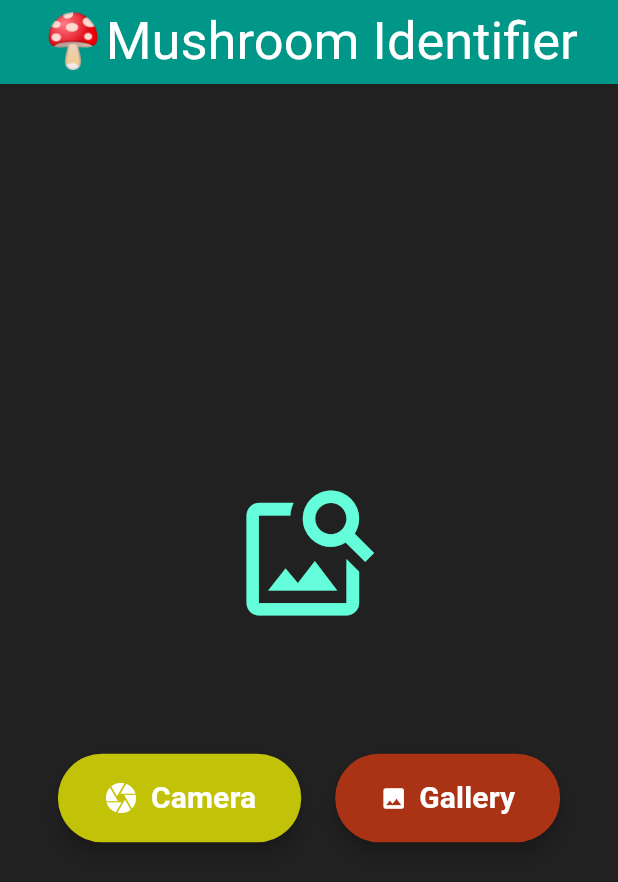
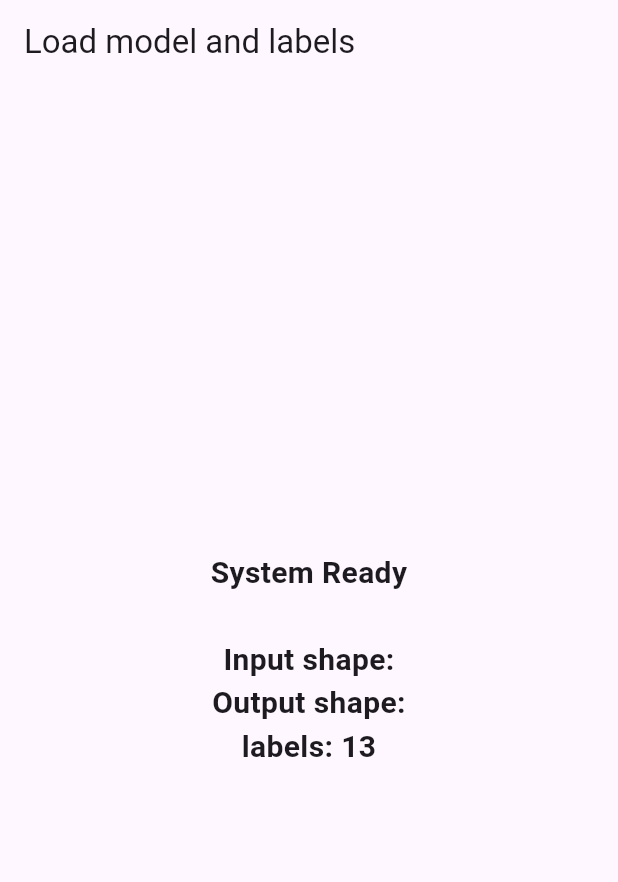
Before and after one commit to uvindu827/mycoai-app, a Flutter app: the screen it shows after launch, on a phone screen of 412 x 824 dp. Shown: the top 882 px of the screen. Run offline on Flutter 3.47's test engine with Material 3 defaults, Android fonts, the light colour scheme and no system bars; missing offline and left inert: tflite_flutter.

Commit message:
Refactor Mushroom app to initialize model and labels; update dependencies in pubspec.lock

```diff
--- a/lib/main.dart
+++ b/lib/main.dart
@@ -1,153 +1,92 @@
 import 'dart:io';
 import 'package:flutter/material.dart';
 import 'package:flutter/services.dart' show rootBundle;
-import 'package:image_picker/image_picker.dart';
 import 'package:tflite_flutter/tflite_flutter.dart';
-import 'package:image/image.dart' as img;
 
-void main() {
-  runApp(const MushroomApp());
+
+void main(){
+  runApp (const MushroomApp());
 }
 
 class MushroomApp extends StatelessWidget {
-  const MushroomApp({super.key});
+  const MushroomApp({ super.key });
 
   @override
-  Widget build(BuildContext context) {
+  Widget build(BuildContext context){
     return MaterialApp(
-      home: const MushroomClassifier(),
-      theme: ThemeData(primarySwatch: Colors.green),
-      debugShowCheckedModeBanner: false,
+      home: const MushroomInitializer(),
+      theme: ThemeData(primaryColor: Colors.green),
     );
   }
 }
 
-class MushroomClassifier extends StatefulWidget {
-  const MushroomClassifier({super.key});
+class MushroomInitializer extends StatefulWidget {
+  const MushroomInitializer({ Key? key }) : super(key: key);
 
   @override
-  State<MushroomClassifier> createState() => _MushroomClassifierState();
+  _MushroomInitializerState createState() => _MushroomInitializerState();
 }
 
-class _MushroomClassifierState extends State<MushroomClassifier> {
-  File? _image;
+class _MushroomInitializerState extends State<MushroomInitializer> {
+
+  //defining interpreter variable which holds the model
+  //before loads model is null
+  Interpreter? _interpreter;
+
+  //defining labels
+  //nullable before loads
   List<String>? _labels;
-  Interpreter? _interpreter;
-  String _result = "";
-  bool _isAnalyzing = false;
 
-  // Constants based on your model training
-  static const int inputSize = 224;
+  //defining status to keep track of the process
+  String _status = 'Initializing Model';
 
-  @override
   void initState() {
     super.initState();
+
     _loadModel();
     _loadLabels();
   }
 
+
+  //load model from assets
   Future<void> _loadModel() async {
     try {
-      // Load the model from assets
+
       _interpreter = await Interpreter.fromAsset(
-        'assets/mushroom_model.tflite',
+        'assets/mushroom_model.tflite'
       );
-      print("Model loaded successfully");
+
+      setState(() {
+        _status = 'Model Loaded Successfully';
+      });
+
     } catch (e) {
-      print("Error loading model: $e");
+      setState(() {
+        _status = 'Error loading model: $e';
+      });
     }
   }
 
+  //load labels.txt from assets
   Future<void> _loadLabels() async {
     try {
+
       final labelData = await rootBundle.loadString('assets/labels.txt');
       setState(() {
         _labels = labelData.split('\n').where((s) => s.isNotEmpty).toList();
       });
-    } catch (e) {
-      print("Error loading labels: $e");
-    }
-  }
-
-  Future<void> _pickImage(ImageSource source) async {
-    final picker = ImagePicker();
-    final pickedFile = await picker.pickImage(source: source);
-
-    if (pickedFile != null) {
-      setState(() {
-        _image = File(pickedFile.path);
-        _result = "";
-      });
-      _analyzeImage(File(pickedFile.path));
-    }
-  }
-
-  Future<void> _analyzeImage(File imageFile) async {
-    if (_interpreter == null || _labels == null) {
-      setState(() => _result = "Model not initialized.");
-      return;
-    }
-
-    setState(() => _isAnalyzing = true);
-
-    try {
-      // 1. Read and decode the image
-      final imageData = await imageFile.readAsBytes();
-      final image = img.decodeImage(imageData);
-
-      if (image == null) return;
-
-      // 2. Resize image to 224x224 (model requirement)
-      final resizedImage = img.copyResize(
-        image,
-        width: inputSize,
-        height: inputSize,
-      );
-
-      // 3. Convert image to input tensor format [1, 224, 224, 3]
-      // Note: If your model expects 0-1 range, divide pixel values by 255.0
-      var input = List.generate(
-        1,
-        (i) => List.generate(
-          inputSize,
-          (y) => List.generate(inputSize, (x) {
-            final pixel = resizedImage.getPixel(x, y);
-            // Extract RGB channels
-            return [pixel.r.toDouble(), pixel.g.toDouble(), pixel.b.toDouble()];
-          }),
-        ),
-      );
-
-      // 4. Create output buffer (shape depends on number of classes)
-      // Assuming output is [1, num_classes]
-      var output = List.filled(
-        1 * _labels!.length,
-        0.0,
-      ).reshape([1, _labels!.length]);
-
-      // 5. Run Inference
-      _interpreter!.run(input, output);
-
-      // 6. Parse Results
-      List<double> probabilities = List<double>.from(output[0]);
-      int maxIndex = 0;
-      double maxProb = 0.0;
-
-      for (int i = 0; i < probabilities.length; i++) {
-        if (probabilities[i] > maxProb) {
-          maxProb = probabilities[i];
-          maxIndex = i;
-        }
-      }
 
       setState(() {
-        _result =
-            "${_labels![maxIndex]}\nConfidence: ${(maxProb * 100).toStringAsFixed(1)}%";
+        _status = "System Ready\n\n"
+        "Input shape: ${_interpreter!.getInputTensor(0).shape}\n"
+        "Output shape: ${_interpreter!.getOutputTensor(0).shape}\n"
+        "labels: ${_labels!.length}";
       });
+
     } catch (e) {
-      setState(() => _result = "Error analyzing: $e");
-    } finally {
-      setState(() => _isAnalyzing = false);
+      setState(() {
+        _status = 'Error loading labels: $e';
+      });
     }
   }
 
@@ -160,81 +99,17 @@ class _MushroomClassifierState extends State<MushroomClassifier> {
   @override
   Widget build(BuildContext context) {
     return Scaffold(
-      appBar: AppBar(
-        title: const Text(
-          "🍄Mushroom Identifier",
-          style: TextStyle(fontSize: 35),
-        ),
-        centerTitle: true,
-        backgroundColor: Colors.teal,
-        foregroundColor: Colors.white,
-      ),
-      body: Container(
-        padding: const EdgeInsets.all(16.0),
-        color: Colors.black87,
-        child: Center(
-          child: Column(
-            mainAxisAlignment: MainAxisAlignment.center,
-            children: [
-              if (_image != null)
-                Image.file(_image!, height: 300)
-              else
-                const Icon(Icons.image_search, size: 100, color: Colors.tealAccent),
-
-              const SizedBox(height: 20),
-
-              Text(
-                _result,
-                style: const TextStyle( color: Colors.white, fontSize: 24, fontWeight: FontWeight.bold),
-                textAlign: TextAlign.center,
-              ),
-
-              if (_isAnalyzing) const CircularProgressIndicator(),
-
-              const SizedBox(height: 30),
-
-              Row(
-                mainAxisAlignment: MainAxisAlignment.spaceEvenly,
-                children: [
-                  ElevatedButton.icon(
-                    onPressed: () => _pickImage(ImageSource.camera),
-                    icon: const Icon(Icons.camera, size: 24),
-                    label: const Text(
-                      "Camera",
-                      style: TextStyle(fontSize: 20, fontWeight: FontWeight.bold),
-                    ),
-                    style: ElevatedButton.styleFrom(
-                      backgroundColor: const Color.fromARGB(255, 194, 194, 8), // Button color
-                      foregroundColor: Colors.white, // Text and Icon color
-                      elevation: 5, // A subtle shadow
-                      padding: const EdgeInsets.symmetric(
-                        horizontal: 30,
-                        vertical: 15,
-                      ),
-                      shape: const StadiumBorder(), // Makes it pill-shaped
-                    ),
-                  ),
-                  ElevatedButton.icon(
-                    onPressed: () => _pickImage(ImageSource.gallery),
-                    icon: const Icon(Icons.photo),
-                    label: const Text(
-                      "Gallery",
-                      style: TextStyle(fontSize: 20, fontWeight: FontWeight.bold),
-                    ),
-                    style: ElevatedButton.styleFrom(
-                      backgroundColor: const Color.fromARGB(255, 171, 51, 21), // Button color
-                      foregroundColor: Colors.white, // Text and Icon color
-                      elevation: 5, // A subtle shadow
-                      padding: const EdgeInsets.symmetric(
-                        horizontal: 30,
-                        vertical: 15,
-                      ),
-                      shape: const StadiumBorder(), // Makes it pill-shaped
-                    ),
-                  ),
-                ],
-              ),
-            ],
+      appBar: AppBar(title: const Text('Load model and labels')),
+      body: Center(
+        child: Padding(
+          padding: const EdgeInsets.all(20.0),
+          child: Text(
+            _status,
+            textAlign: TextAlign.center,
+            style: const TextStyle(
+              fontSize: 20,
+              fontWeight: FontWeight.bold
+            ),
           ),
         ),
       ),
```
Also changed, not shown: pubspec.lock.
